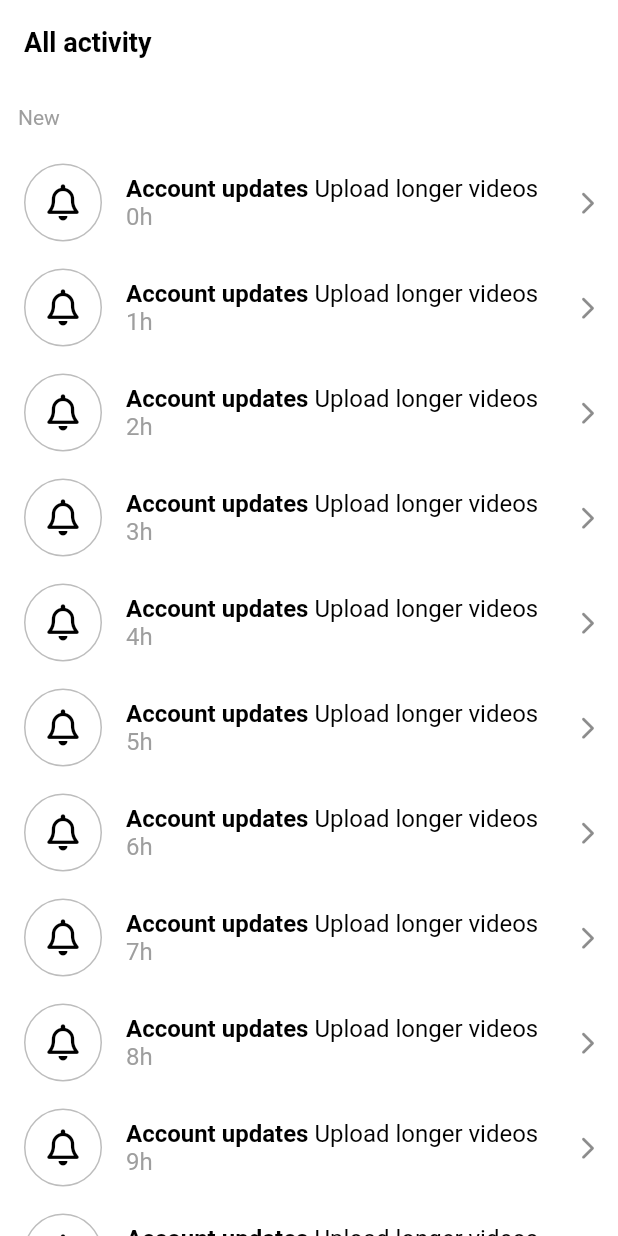
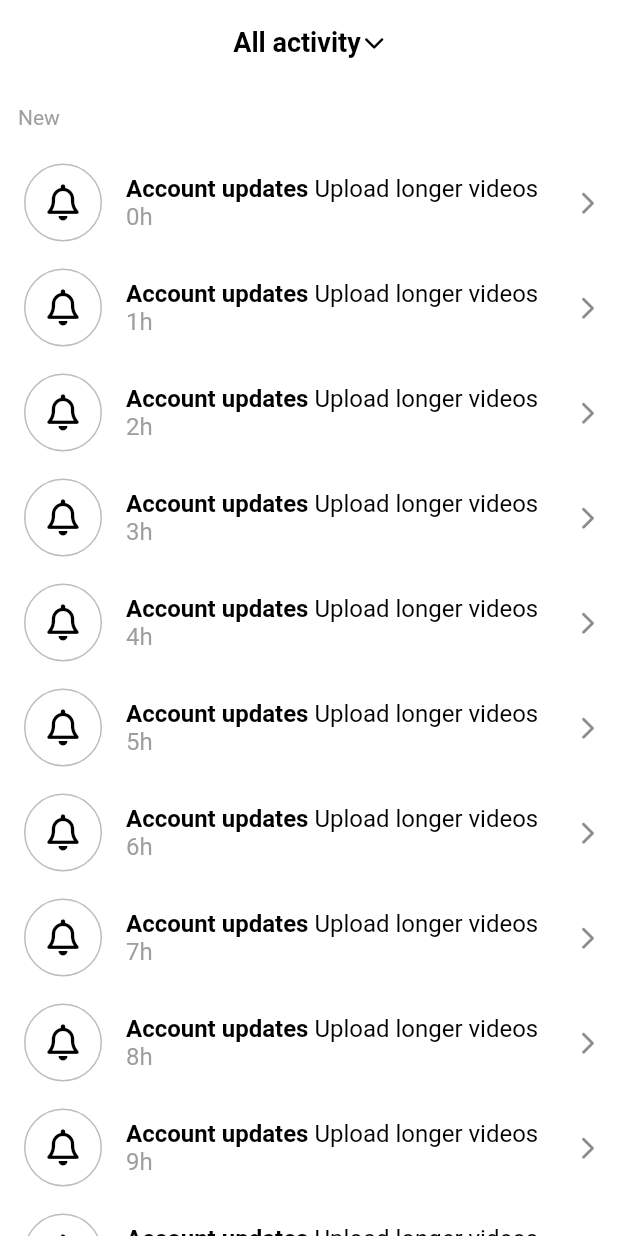
Before and after one commit to zeronedev/tiktok_clone_230217, a Flutter app: the screen it shows after launch, on a phone screen of 412 x 824 dp. Run offline on Flutter 3.47's test engine with Material 2 defaults, Android fonts, the phone set to English and light mode, and no system bars; our stand-ins replace font_awesome_flutter, video_player, visibility_detector.

```diff
--- a/lib/features/inbox/activity_screen.dart
+++ b/lib/features/inbox/activity_screen.dart
@@ -10,15 +10,27 @@ class ActivityScreen extends StatefulWidget {
   State<ActivityScreen> createState() => _ActivityScreenState();
 }
 
-class _ActivityScreenState extends State<ActivityScreen> {
-  final List<String> _notifications = List.generate(
-    20,
-    (index) => "${index}h",
-  );
+class _ActivityScreenState extends State<ActivityScreen>
+    with SingleTickerProviderStateMixin {
+  final List<String> _notifications = List.generate(20, (index) => "${index}h");
+
+  late final AnimationController _animationController = AnimationController(
+      vsync: this, duration: const Duration(milliseconds: 200));
+
+  late final Animation<double> _animation =
+      Tween(begin: 0.0, end: 0.5).animate(_animationController);
 
   void _onDismissed(String notification) {
     _notifications.remove(notification);
     setState(() {});
+  }
+
+  void _onTitleTap() {
+    if (_animationController.isCompleted) {
+      _animationController.reverse();
+    } else {
+      _animationController.forward();
+    }
   }
 
   @override
@@ -26,7 +38,23 @@ class _ActivityScreenState extends State<ActivityScreen> {
     print(_notifications);
     return Scaffold(
       appBar: AppBar(
-        title: const Text("All activity"),
+        title: GestureDetector(
+          onTap: _onTitleTap,
+          child: Row(
+            mainAxisAlignment: MainAxisAlignment.center,
+            children: [
+              const Text("All activity"),
+              Gaps.h2,
+              RotationTransition(
+                turns: _animation,
+                child: const FaIcon(
+                  FontAwesomeIcons.chevronDown,
+                  size: Sizes.size14,
+                ),
+              ),
+            ],
+          ),
+        ),
       ),
       body: ListView(
         children: [
```
